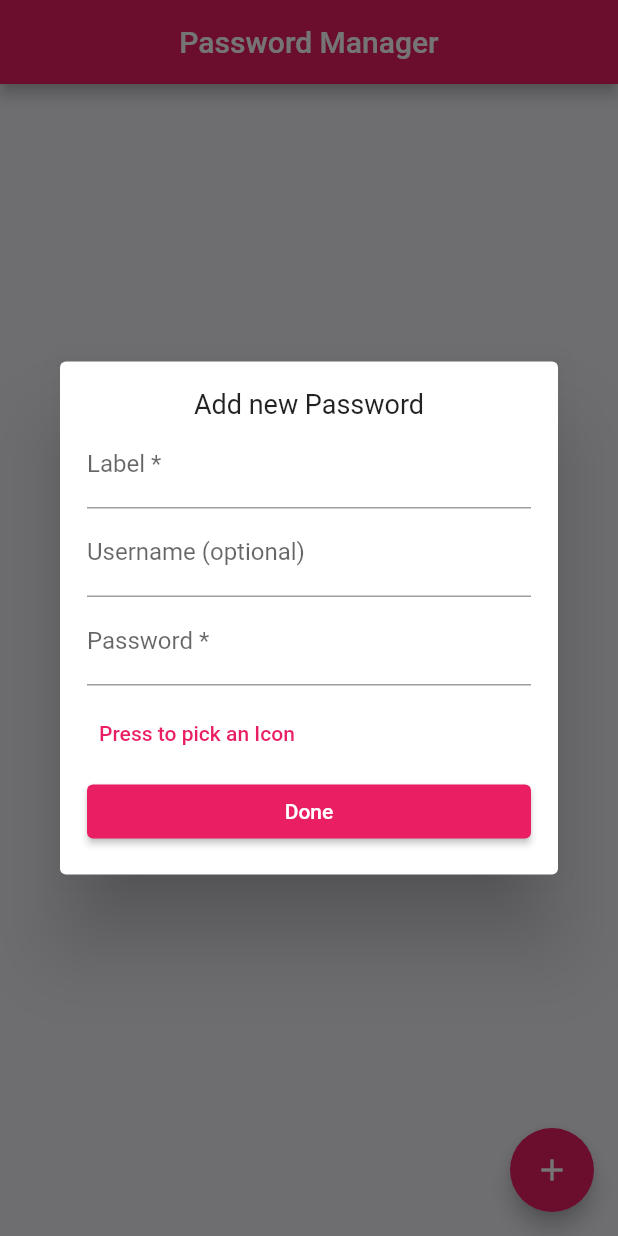
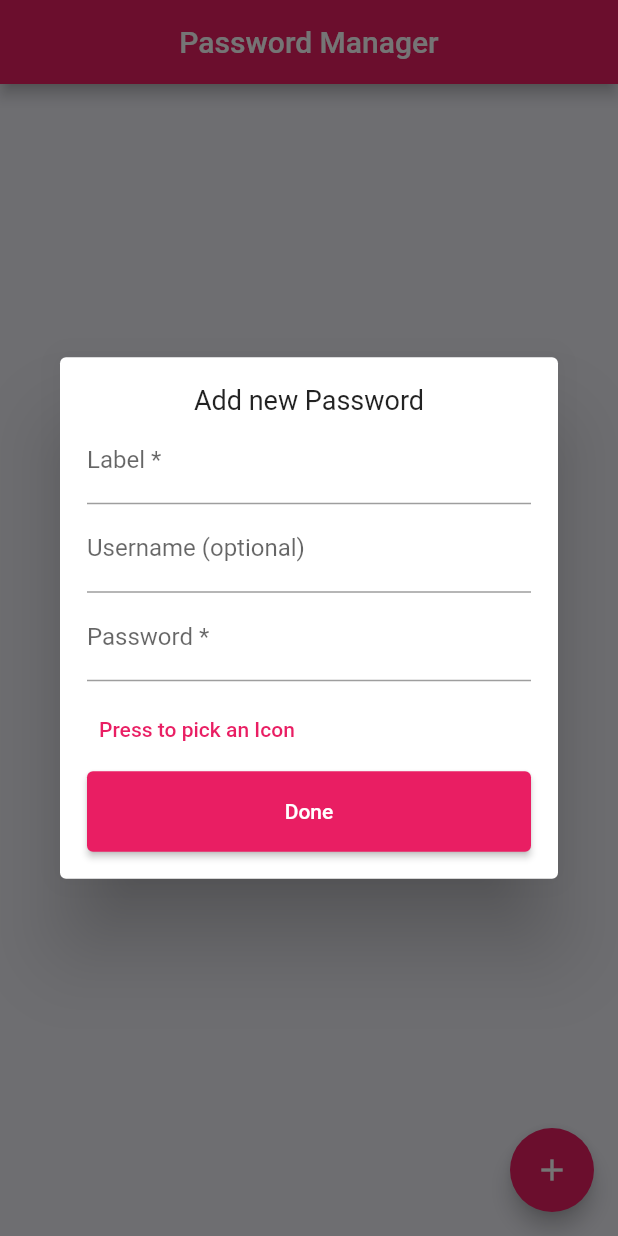
Before and after one commit to chfleury/password-manager, a Flutter app: the screen it shows after launch, after a tap on the "add" icon, on a phone screen of 412 x 824 dp. Run offline on Flutter 3.47's test engine with Material 2 defaults, Android fonts, the phone set to English and light mode, and no system bars; our stand-ins replace font_awesome_flutter, sqflite; missing offline and left inert: flutter_brand_icons; accounts and stored records are empty.

Commit message:
fix: size of Done button

```diff
--- a/lib/widgets/add_pass_dialog.dart
+++ b/lib/widgets/add_pass_dialog.dart
@@ -7,6 +7,7 @@ import '../repository/service.dart';
 class AddPassDialog extends StatelessWidget {
   @override
   Widget build(BuildContext context) {
+    final size = MediaQuery.of(context).size;
     String _password;
     String _label;
     String _login;
@@ -47,6 +48,7 @@ class AddPassDialog extends StatelessWidget {
                   )),
               Container(
                 width: double.infinity,
+                height: size.height * 0.065,
                 child: ElevatedButton(
                     onPressed: () async {
                       if (_formKey.currentState.validate()) {
```
